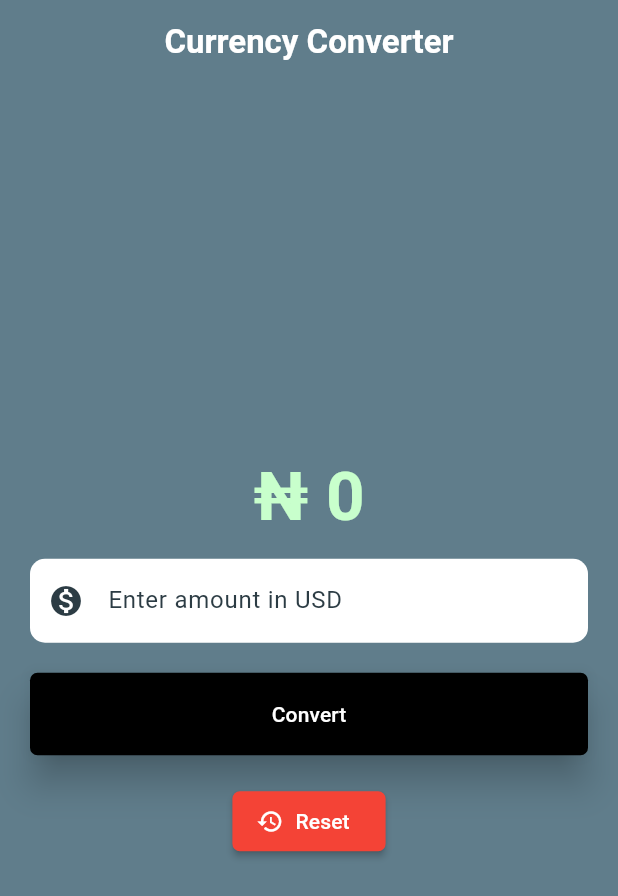
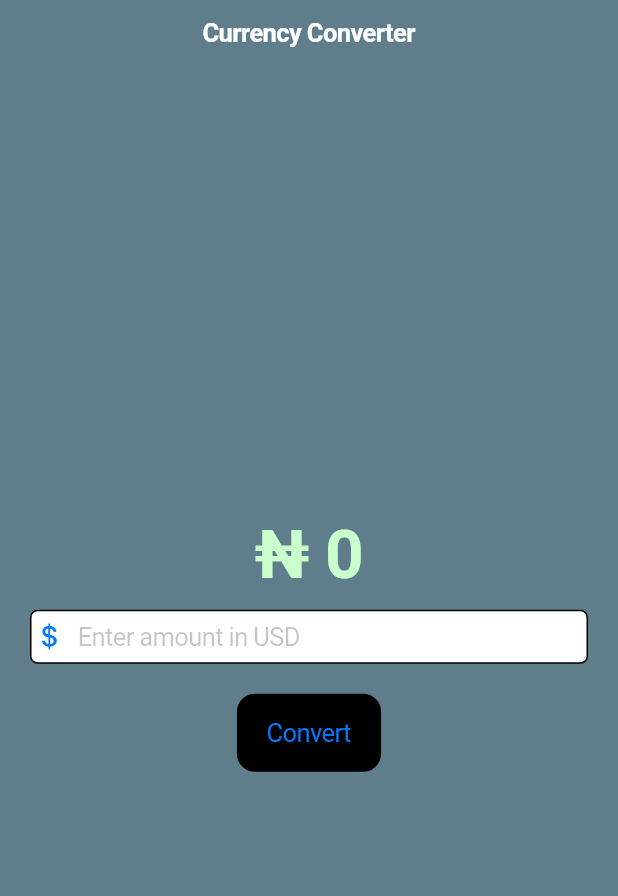
Before and after one commit to psalmistcom/flutter_converter, a Flutter app: the screen it shows after launch, on a phone screen of 412 x 824 dp. Shown: the top 896 px of the screen. Run offline on Flutter 3.47's test engine with Material 3 defaults, Android fonts, the phone set to English and light mode, and no system bars; our stand-ins replace get.

Commit message:
added cupertino design

```diff
--- /dev/null
+++ b/lib/currency_converter_cupertino_page.dart
@@ -0,0 +1,151 @@
+import 'package:flutter/cupertino.dart';
+
+class CurrencyConverterCupertinoPage extends StatefulWidget {
+  const CurrencyConverterCupertinoPage({super.key});
+
+  @override
+  State<CurrencyConverterCupertinoPage> createState() =>
+      _CurrencyConverterCupertinoPageState();
+}
+
+class _CurrencyConverterCupertinoPageState
+    extends State<CurrencyConverterCupertinoPage> {
+  double result = 0;
+  final TextEditingController textEditingController = TextEditingController();
+
+  void convert() {
+    result = (double.parse(textEditingController.text) * 1001);
+    setState(() {});
+  }
+
+  @override
+  void initState() {
+    super.initState();
+  }
+
+  @override
+  Widget build(BuildContext context) {
+    // const customColor = Color(0xFF2C3C44);
+    const customColorBG = Color(0xFF607D8B);
+    // const customeBorder = OutlineInputBorder(
+    //   borderRadius: BorderRadius.all(
+    //     Radius.circular(10.0),
+    //   ),
+    //   borderSide: BorderSide(
+    //     // color: customColor,
+    //     // width: 1.0,
+    //     style: BorderStyle.none,
+    //   ),
+    // );
+
+    return CupertinoPageScaffold(
+      backgroundColor: customColorBG,
+      navigationBar: const CupertinoNavigationBar(
+        backgroundColor: customColorBG,
+        middle: Text(
+          "Currency Converter",
+          style: TextStyle(
+            color: CupertinoColors.white,
+          ),
+        ),
+      ),
+      child: Padding(
+        padding: const EdgeInsets.all(10.0),
+        child: Center(
+          child: Column(
+            mainAxisAlignment: MainAxisAlignment.center,
+            children: [
+              Text(
+                "₦ ${result != 0 ? result.toStringAsFixed(2) : result.toStringAsFixed(0)}",
+                style: const TextStyle(
+                  color: Color.fromARGB(255, 200, 255, 204),
+                  // backgroundColor: Color.fromRGBO(20, 0, 0, 1),
+                  fontWeight: FontWeight.bold,
+                  fontSize: 45,
+                ),
+              ),
+              Padding(
+                padding: const EdgeInsets.all(10),
+                child: CupertinoTextField(
+                  controller: textEditingController,
+                  keyboardType: const TextInputType.numberWithOptions(
+                    decimal: true,
+                  ),
+                  decoration: BoxDecoration(
+                    color: CupertinoColors.white,
+                    border: Border.all(),
+                    borderRadius: BorderRadius.circular(5),
+                  ),
+                  placeholder: 'Enter amount in USD',
+                  prefix: const Icon(
+                    CupertinoIcons.money_dollar,
+                  ),
+                ),
+              ),
+              Padding(
+                padding: const EdgeInsets.all(10.0),
+                child: CupertinoButton(
+                  onPressed: convert,
+                  color: CupertinoColors.black,
+
+                  // child: ElevatedButton.styleFrom(
+                  //   elevation: 10,
+                  //   backgroundColor: Colors.black,
+                  //   foregroundColor: Colors.white,
+                  //   minimumSize: const Size(double.infinity, 55),
+                  //   shape: RoundedRectangleBorder(
+                  //     borderRadius: BorderRadius.circular(5),
+                  //   ),
+                  // ),
+                  // style: ButtonStyle(
+                  //   elevation: const MaterialStatePropertyAll(5),
+                  //   backgroundColor:
+                  //       const MaterialStatePropertyAll(Colors.black),
+                  //   foregroundColor:
+                  //       const MaterialStatePropertyAll(Colors.white),
+                  //   minimumSize: const MaterialStatePropertyAll(
+                  //     Size(double.infinity, 55),
+                  //   ),
+                  //   shape: MaterialStatePropertyAll(
+                  //     RoundedRectangleBorder(
+                  //       borderRadius: BorderRadius.circular(5.0),
+                  //     ),
+                  //   ),
+                  // ),
+                  child: const Text(
+                    "Convert",
+                  ),
+                  // child: const Icon(
+                  //   Icons.ads_click,
+                  // ),
+                ),
+              ),
+              // Padding(
+              //   padding: const EdgeInsets.all(10.0),
+              //   child: ElevatedButton.icon(
+              //     onPressed: () {
+              //       setState(() {
+              //         result = double.parse("0");
+              //       });
+              //     },
+              //     style: ElevatedButton.styleFrom(
+              //       elevation: 2,
+              //       backgroundColor: Colors.red,
+              //       foregroundColor: Colors.white,
+              //       shape: RoundedRectangleBorder(
+              //         borderRadius: BorderRadius.circular(5),
+              //       ),
+              //     ),
+              //     label: const Text("Reset"),
+              //     icon: const Icon(
+              //       Icons.restore_sharp,
+              //     ),
+              //   ),
+              // ),
+            ],
+          ),
+        ),
+      ),
+    );
+  }
+}
--- a/lib/main.dart
+++ b/lib/main.dart
@@ -1,8 +1,10 @@
+import 'package:currency_converter/currency_converter_cupertino_page.dart';
 import 'package:currency_converter/currency_converter_material_page.dart';
+import 'package:flutter/cupertino.dart';
 import 'package:flutter/material.dart';
 
 void main() {
-  runApp(const MyApp());
+  runApp(const MyCupertinoApp());
 }
 
 class MyApp extends StatelessWidget {
@@ -15,3 +17,15 @@ class MyApp extends StatelessWidget {
     );
   }
 }
+
+class MyCupertinoApp extends StatelessWidget {
+  const MyCupertinoApp({super.key});
+
+  @override
+  Widget build(BuildContext context) {
+    return const CupertinoApp(
+      debugShowCheckedModeBanner: false,
+      home: CurrencyConverterCupertinoPage(),
+    );
+  }
+}
```
